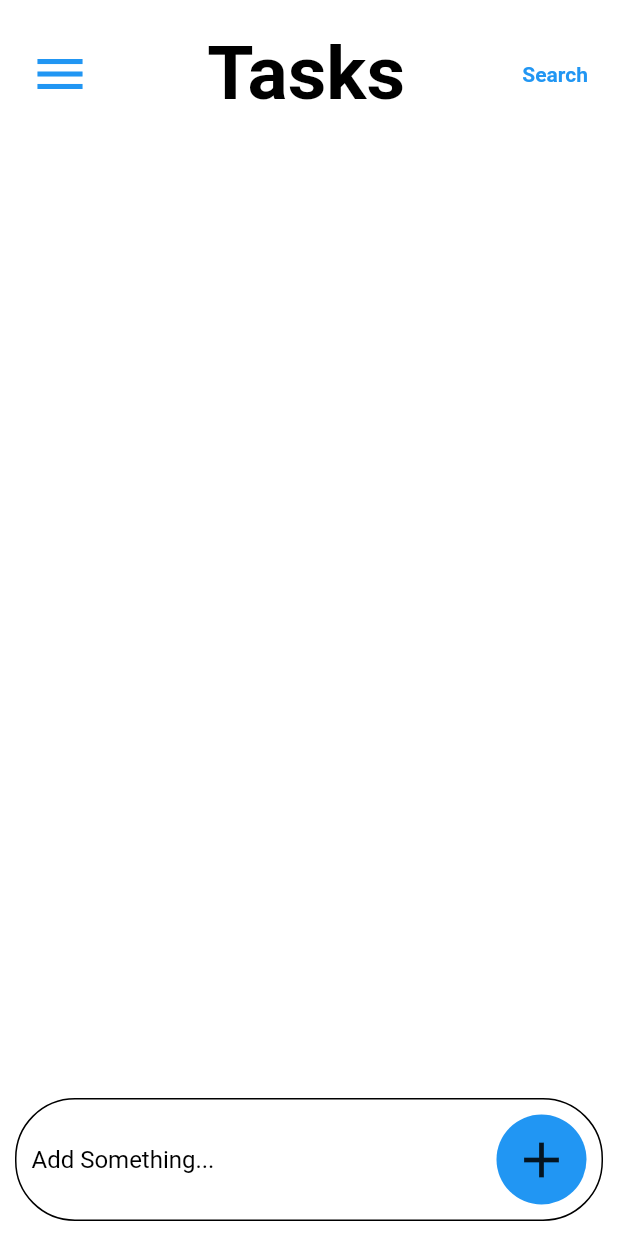
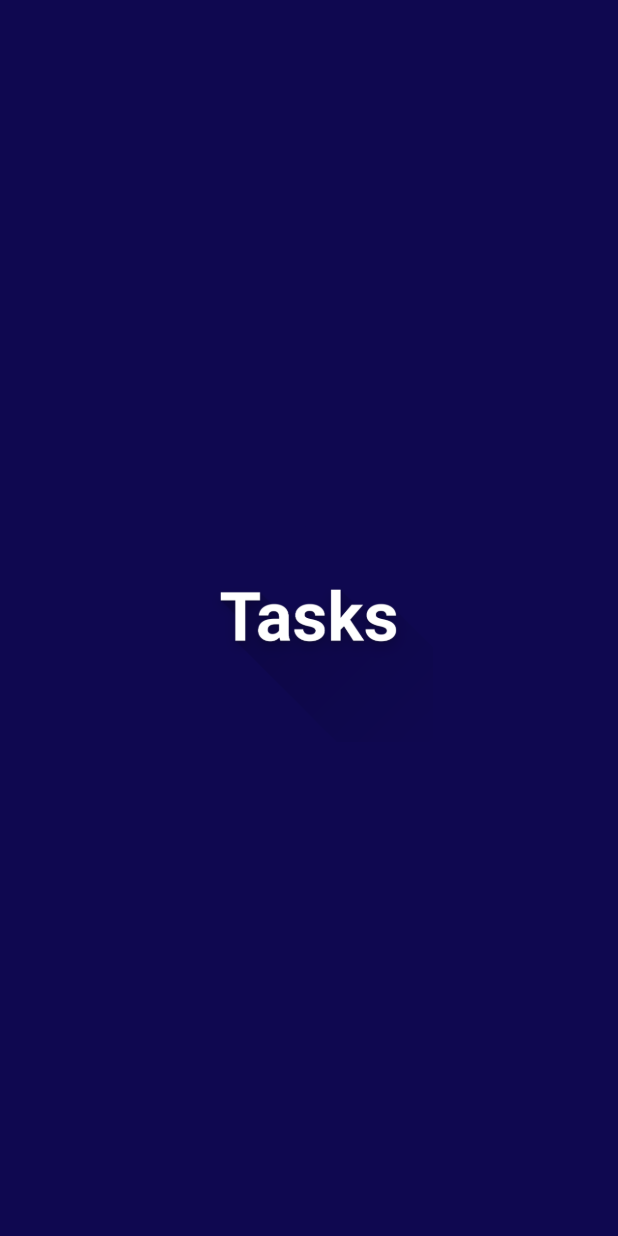
Before and after one commit to josephjose1234/tasks_flutter_project, a Flutter app: the first screen one second after launch, on a phone screen of 412 x 824 dp. Run offline on Flutter 3.47's test engine with Material 2 defaults, Android fonts, the light colour scheme and no system bars; our stand-ins replace shared_preferences.

Commit message:
Fixed some Bugs Added LaunchScreen/SplashScreen Added Icons

```diff
--- a/lib/homepage.dart
+++ b/lib/homepage.dart
@@ -90,41 +90,21 @@ class _HomePageState extends State<HomePage> {
         body: Column(
           children: [
             ///AppBar
-            Container(
-              margin: EdgeInsets.all(20),
-              child: Row(
-                mainAxisAlignment: MainAxisAlignment.spaceBetween,
-                children: [
-                  Icon(
-                    Icons.menu,
-                    size: 40,
-                    color: Colors.blue,
-                  ),
-                  Container(
-                    alignment: Alignment.centerLeft,
-                    // margin: EdgeInsets.all(),
-                    child: Text(
-                      'Tasks',
-                      style: TextStyle(
-                          fontSize: 50,
-                          fontWeight: FontWeight.bold,
-                          color: themeProvider.isDarkMode
-                              ? Colors.white
-                              : Colors.black),
-                    ),
-                  ),
-                  // Icon(Icons.search,
-                  // size: 30,color:Colors.blue,
-                  // ),
-                  Text('Search',
-                      style: TextStyle(
-                          color: Colors.blue, fontWeight: FontWeight.bold))
+            AppBar(themeProvider: themeProvider),
+
+            ///ListOfTasks
+            ListTasks(themeProvider),
+
+            ///AddButton
+            AddSection(themeProvider),
           ],
         ),
       ),
-
-            ///ListOfTasks
-            Expanded(
+    );
+  }
+///List Tasks
+  Expanded ListTasks(ThemeProvider themeProvider) {
+    return Expanded(
             child: ListView.builder(
               itemCount: TaskList.length,
               itemBuilder: (context, index) {
@@ -172,13 +152,17 @@ class _HomePageState extends State<HomePage> {
                 );
               },
             ),
-            ),
-
-            ///AddButton
-            Container(
+          );
+  }
+//AddSection
+  Container AddSection(ThemeProvider themeProvider) {
+    return Container(
             padding: EdgeInsets.all(10),
             margin: EdgeInsets.all(10),
             decoration: BoxDecoration(
+               color: themeProvider.isDarkMode
+                        ? Color.fromRGBO(27, 27, 31, 1)
+                        : Color.fromRGBO(230, 230, 238, 1),
               border: Border.all(width: 1),
               borderRadius: BorderRadius.circular(40),
             ),
@@ -221,9 +205,50 @@ class _HomePageState extends State<HomePage> {
                 ),
               ],
             ),
+          );
+  }
+}
+///AppBar
+class AppBar extends StatelessWidget {
+  const AppBar({
+    super.key,
+    required this.themeProvider,
+  });
+
+  final ThemeProvider themeProvider;
+
+  @override
+  Widget build(BuildContext context) {
+    return Container(
+      margin: EdgeInsets.all(20),
+      child: Row(
+        mainAxisAlignment: MainAxisAlignment.spaceBetween,
+        children: [
+          Icon(
+            Icons.menu,
+            size: 40,
+            color: Colors.blue,
           ),
+          Container(
+            alignment: Alignment.centerLeft,
+            // margin: EdgeInsets.all(),
+            child: Text(
+              'Tasks',
+              style: TextStyle(
+                  fontSize: 50,
+                  fontWeight: FontWeight.bold,
+                  color: themeProvider.isDarkMode
+                      ? Colors.white
+                      : Colors.black),
+            ),
+          ),
+          Icon(Icons.search,
+          size: 40,color:Colors.blue,
+          ),
+          // Text('Search',
+          //     style: TextStyle(
+          //         color: Colors.blue, fontWeight: FontWeight.bold))
         ],
-        ),
       ),
     );
   }
--- /dev/null
+++ b/lib/launchScreen.dart
@@ -0,0 +1,62 @@
+import 'package:flutter/material.dart';
+import 'homepage.dart';
+
+class LaunchScreen extends StatefulWidget {
+  const LaunchScreen({Key? key});
+
+  @override
+  State<LaunchScreen> createState() => _LaunchScreenState();
+}
+
+class _LaunchScreenState extends State<LaunchScreen>
+    with SingleTickerProviderStateMixin {
+  late AnimationController _controller;
+  late Animation<double> _scaleAnimation;
+
+  @override
+  void initState() {
+    super.initState();
+    _controller = AnimationController(
+      vsync: this,
+      duration: Duration(seconds: 3),
+    );
+    _scaleAnimation = Tween(begin: 0.0, end: 1.0).animate(
+      CurvedAnimation(parent: _controller, curve: Curves.easeOut),
+    );
+    _controller.forward().then(
+      (_) {
+        Navigator.pushReplacement(
+          context,
+          MaterialPageRoute(
+            builder: (context) => HomePage(),
+          ),
+        );
+      },
+    );
+  }
+
+  @override
+  void dispose() {
+    _controller.dispose();
+    super.dispose();
+  }
+
+  @override
+  Widget build(BuildContext context) {
+    return Scaffold(
+      backgroundColor: Color.fromRGBO(15, 8, 80,1),
+      body: Center(
+        child: AnimatedBuilder(
+          animation: _controller,
+          builder: (context, child) {
+            return Transform.scale(
+              scale: _scaleAnimation.value,
+              child: child,
+            );
+          },
+          child: Image.asset('assets/play_store_512.png'),
+        ),
+      ),
+    );
+  }
+}
--- a/lib/main.dart
+++ b/lib/main.dart
@@ -3,6 +3,7 @@ import 'package:provider/provider.dart';
 import 'theme.dart';
 import 'package:flutter/services.dart';
 import 'homepage.dart';
+import 'launchScreen.dart';
 void main() {
   runApp( ChangeNotifierProvider<ThemeProvider>(
       create: (_) => ThemeProvider(),
@@ -17,7 +18,7 @@ class MyApp extends StatelessWidget {
   Widget build(BuildContext context) {
     return MaterialApp(
       debugShowCheckedModeBanner: false,
-      home:HomePage()
+      home:LaunchScreen()
     );
   }
 }
--- a/pubspec.yaml
+++ b/pubspec.yaml
@@ -62,8 +62,8 @@ flutter:
   uses-material-design: true
 
   # To add assets to your application, add an assets section, like this:
-  # assets:
-  #   - images/a_dot_burr.jpeg
+  assets:
+     - assets/play_store_512.png
   #   - images/a_dot_ham.jpeg
 
   # An image asset can refer to one or more resolution-specific "variants", see
```
Also changed, not shown: Screenshot_2023-07-09-08-44-29-550_com.miui.home.jpg (added), Screenshot_2023-07-09-09-07-02-744_com.example.tasks_flutter_project.jpg (added), Screenshot_2023-07-09-09-07-22-771_com.example.tasks_flutter_project.jpg (added), assets/play_store_512.png (added), 59 other files. Lines whose indentation alone changed are shown as unchanged.
